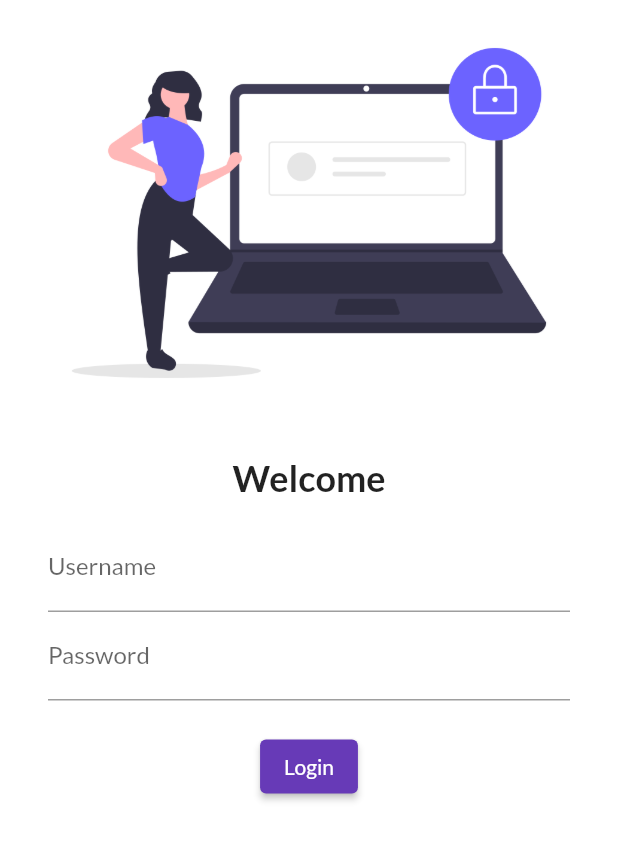
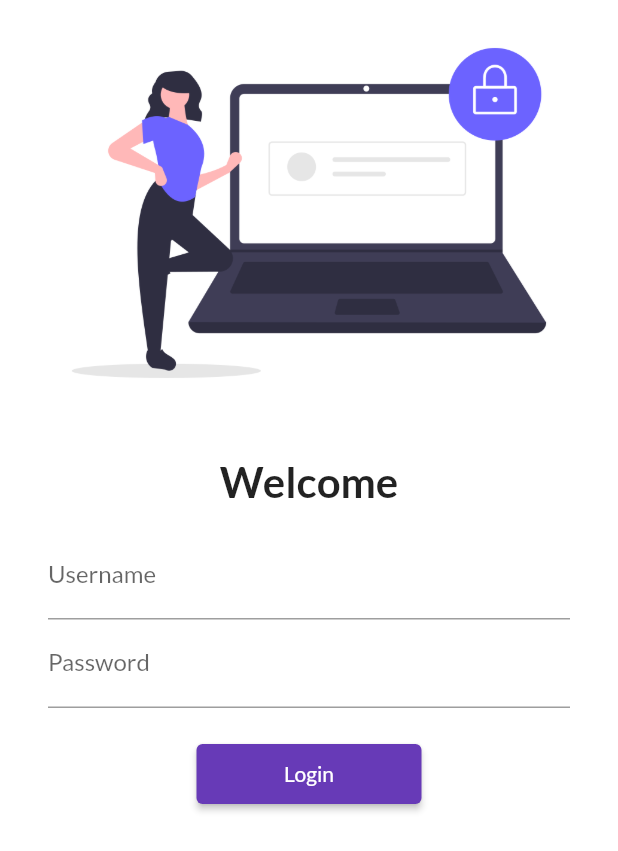
Before and after one commit to KaalaAadmi/Flutter-Learning, a Flutter app: the screen it shows after launch, on a phone screen of 412 x 824 dp. Shown: the top 851 px of the screen. Run offline on Flutter 3.47's test engine with Material 2 defaults, Android fonts, the phone set to English and light mode, and no system bars; our stand-ins replace google_fonts.

Commit message:
Day 5 completed

```diff
--- a/lib/main.dart
+++ b/lib/main.dart
@@ -1,6 +1,7 @@
 import 'package:flutter/material.dart';
 import 'package:flutter_catalog/pages/home_page.dart';
 import 'package:flutter_catalog/pages/login_page.dart';
+import 'package:flutter_catalog/utils/routes.dart';
 import 'package:google_fonts/google_fonts.dart';
 
 void main() {
@@ -32,10 +33,11 @@
           primaryTextTheme: GoogleFonts.latoTextTheme(),
           brightness: Brightness.dark),
       // initialRoute: "/home",
+      debugShowCheckedModeBanner: false,
       routes: {
         "/": (context) => LoginPage(),
-        "/home": (context) => HomePage(),
-        "/login": (context) => LoginPage(),
+        MyRoutes.homeRoute: (context) => HomePage(),
+        MyRoutes.loginRoute: (context) => LoginPage(),
       },
     );
   }
--- a/lib/pages/login_page.dart
+++ b/lib/pages/login_page.dart
@@ -1,4 +1,5 @@
 import 'package:flutter/material.dart';
+import 'package:flutter_catalog/utils/routes.dart';
 
 class LoginPage extends StatelessWidget {
   const LoginPage({Key? key}) : super(key: key);
@@ -7,6 +8,7 @@
   Widget build(BuildContext context) {
     return Material(
         color: Colors.white,
+        child: SingleChildScrollView(
           child: Column(
             children: [
               Image.asset("assets/images/login_page.png", fit: BoxFit.cover),
@@ -15,7 +17,7 @@
               ),
               Text("Welcome",
                   style: TextStyle(
-                  fontSize: 24,
+                    fontSize: 28,
                     fontWeight: FontWeight.bold,
                   )),
               Padding(
@@ -38,11 +40,20 @@
                     SizedBox(
                       height: 20,
                     ),
-                  ElevatedButton(onPressed: () {print("LMAOOOOO");}, child: Text("Login"))
+                    ElevatedButton(
+                      child: Text("Login"),
+                      style: TextButton.styleFrom(
+                        minimumSize: Size(150, 40),
+                      ),
+                      onPressed: () {
+                        Navigator.pushNamed(context, MyRoutes.homeRoute);
+                      },
+                    )
                   ],
                 ),
               )
             ],
+          ),
         ));
   }
 }
--- /dev/null
+++ b/lib/utils/routes.dart
@@ -0,0 +1,4 @@
+class MyRoutes {
+  static String loginRoute = "/login";
+  static String homeRoute = "/home";
+}
```
Lines whose indentation alone changed are shown as unchanged.
